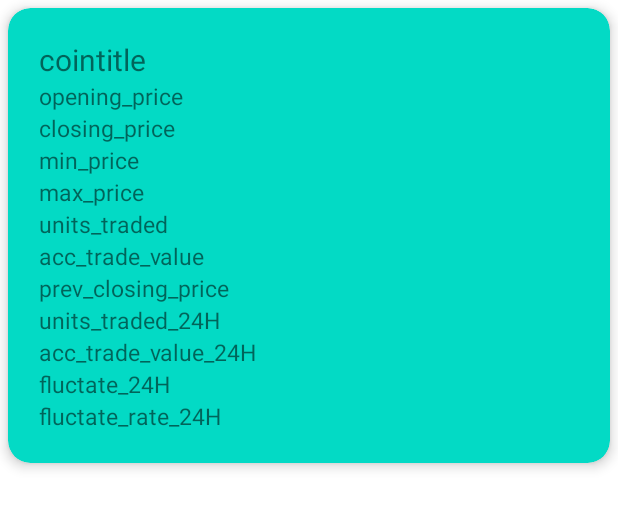
After one commit to ieeh1016/Bithumb_Coin-App, an Android app: the layout cardview_layout.xml on its own in the app's theme, with its tools: preview values and no code run, on a phone screen of 412 x 824 dp. The commit adds this screen. Shown: the top 508 px of the screen. Run offline under Robolectric (Android 15) with nearby library versions, the phone set to English and light mode, and no system bars; network calls fail.

Commit message:
2022.06.27

```diff
--- /dev/null
+++ b/Assignment/app/src/main/res/layout/cardview_layout.xml
@@ -0,0 +1,110 @@
+<?xml version="1.0" encoding="utf-8"?>
+
+<androidx.cardview.widget.CardView xmlns:android="http://schemas.android.com/apk/res/android"
+    xmlns:card_view="http://schemas.android.com/apk/res-auto"
+    android:id="@+id/card_view"
+    android:layout_width="match_parent"
+    android:layout_height="wrap_content"
+    android:layout_margin="5dp"
+    card_view:cardBackgroundColor="#FF03DAC5"
+    card_view:cardCornerRadius="15dp"
+    card_view:cardElevation="5dp"
+    card_view:contentPadding="5dp">
+
+    <RelativeLayout
+        android:layout_width="match_parent"
+        android:layout_height="wrap_content"
+        android:padding="15dp">
+
+        <TextView
+            android:layout_alignParentTop="true"
+            android:id="@+id/item_cointitle"
+            android:layout_width="wrap_content"
+            android:layout_height="wrap_content"
+            android:text="cointitle"
+            android:textSize="20sp" />
+
+        <TextView
+            android:layout_below="@id/item_cointitle"
+            android:id="@+id/item_opening_price"
+            android:layout_width="wrap_content"
+            android:layout_height="wrap_content"
+            android:text="opening_price"
+            android:textSize="15sp" />
+        <TextView
+            android:layout_below="@id/item_opening_price"
+            android:id="@+id/item_closing_price"
+            android:layout_width="wrap_content"
+            android:layout_height="wrap_content"
+            android:text="closing_price"
+            android:textSize="15sp" />
+        <TextView
+            android:layout_below="@id/item_closing_price"
+            android:id="@+id/item_min_price"
+            android:layout_width="wrap_content"
+            android:layout_height="wrap_content"
+            android:text="min_price"
+            android:textSize="15sp" />
+        <TextView
+            android:layout_below="@id/item_min_price"
+            android:id="@+id/item_max_price"
+            android:layout_width="wrap_content"
+            android:layout_height="wrap_content"
+            android:text="max_price"
+            android:textSize="15sp" />
+        <TextView
+            android:layout_below="@id/item_max_price"
+            android:id="@+id/item_units_traded"
+            android:layout_width="wrap_content"
+            android:layout_height="wrap_content"
+            android:text="units_traded"
+            android:textSize="15sp" />
+        <TextView
+            android:layout_below="@id/item_units_traded"
+            android:id="@+id/item_acc_trade_value"
+            android:layout_width="wrap_content"
+            android:layout_height="wrap_content"
+            android:text="acc_trade_value"
+            android:textSize="15sp" />
+        <TextView
+            android:layout_below="@id/item_acc_trade_value"
+            android:id="@+id/item_prev_closing_price"
+            android:layout_width="wrap_content"
+            android:layout_height="wrap_content"
+            android:text="prev_closing_price"
+            android:textSize="15sp" />
+        <TextView
+            android:layout_below="@id/item_prev_closing_price"
+            android:id="@+id/item_units_traded_24H"
+            android:layout_width="wrap_content"
+            android:layout_height="wrap_content"
+            android:text="units_traded_24H"
+            android:textSize="15sp" />
+        <TextView
+            android:layout_below="@id/item_units_traded_24H"
+            android:id="@+id/item_acc_trade_value_24H"
+            android:layout_width="wrap_content"
+            android:layout_height="wrap_content"
+            android:text="acc_trade_value_24H"
+            android:textSize="15sp" />
+        <TextView
+            android:layout_below="@id/item_acc_trade_value_24H"
+            android:id="@+id/item_fluctate_24H"
+            android:layout_width="wrap_content"
+            android:layout_height="wrap_content"
+            android:text="fluctate_24H"
+            android:textSize="15sp" />
+        <TextView
+            android:layout_below="@id/item_fluctate_24H"
+            android:id="@+id/item_fluctate_rate_24H"
+            android:layout_width="wrap_content"
+            android:layout_height="wrap_content"
+            android:text="fluctate_rate_24H"
+            android:textSize="15sp" />
+
+
+
+
+    </RelativeLayout>
+
+</androidx.cardview.widget.CardView>
```
Also changed, not shown: Assignment/app/build.gradle (+10 -1 lines), Assignment/app/src/main/java/com/example/assignment/Data.kt (added, +14 -0 lines), Assignment/app/src/main/java/com/example/assignment/MainActivity.kt (+41 -36 lines), Assignment/app/src/main/java/com/example/assignment/MyAdapter.kt (added, +59 -0 lines), Assignment/app/src/main/res/layout/activity_main.xml (+20 -23 lines).
